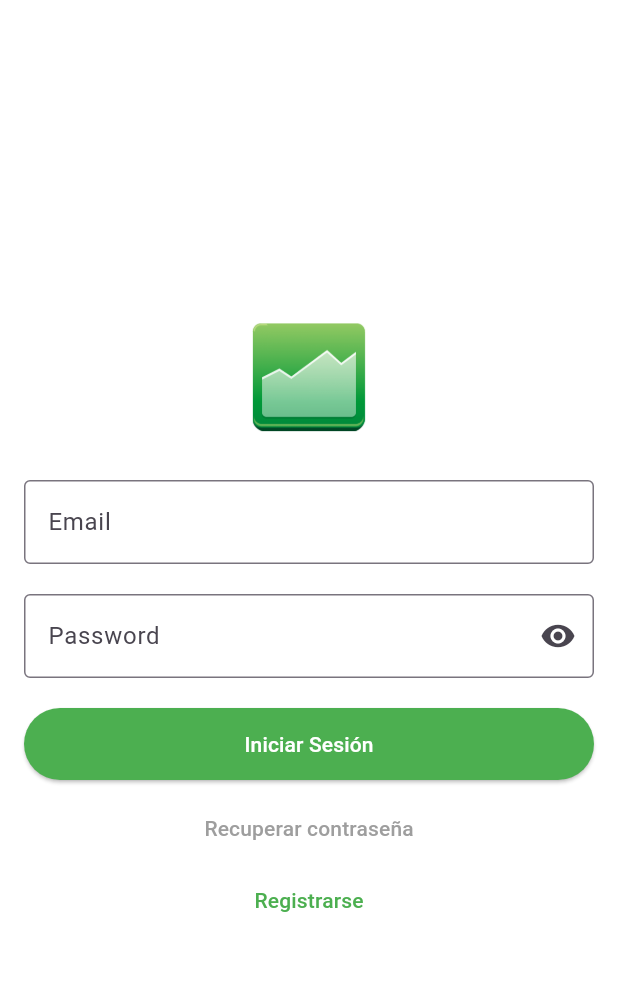
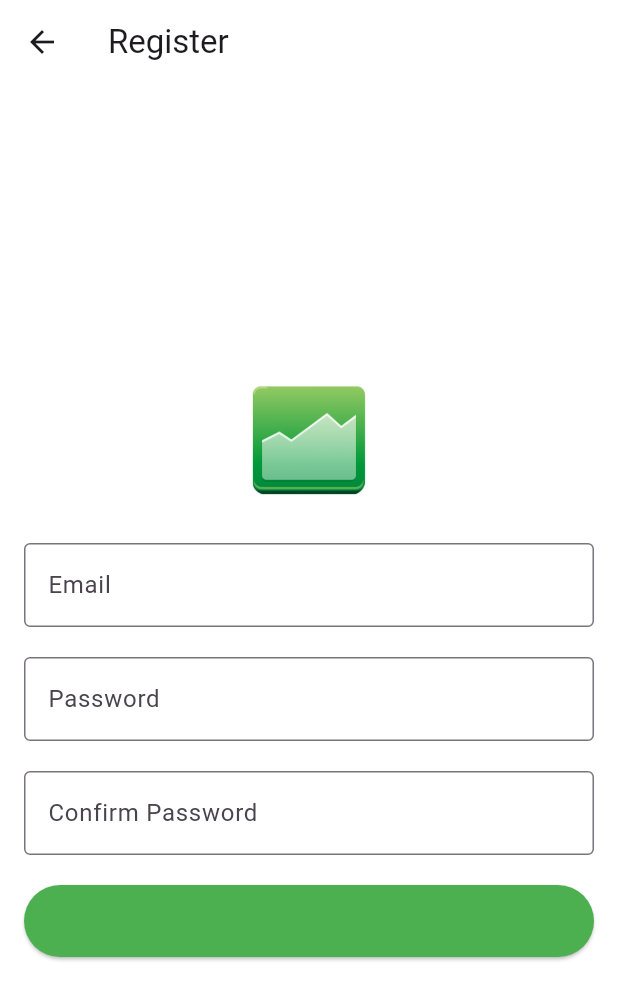
Before and after one commit to CarlosMg96/Finance, a Flutter app: the screen it shows after launch, after a tap on "Registrarse", on a phone screen of 412 x 824 dp. Shown: the top 1000 px of the screen. Run offline on Flutter 3.47's test engine with Material 3 defaults, Android fonts, the phone set to English and light mode, and no system bars; our stand-ins replace firebase_auth, firebase_core; accounts and stored records are empty; network calls fail.

Commit message:
[ADD] Inicio de sesión con firebase

```diff
--- a/lib/main.dart
+++ b/lib/main.dart
@@ -1,11 +1,21 @@
 import 'package:finance/modules/auth/screens/codeVerification.dart';
 import 'package:finance/modules/auth/screens/login.dart';
+import 'package:finance/modules/auth/screens/register.dart';
 import 'package:finance/modules/auth/screens/repeatPassword.dart';
 import 'package:finance/modules/auth/screens/sendEmail.dart';
+import 'package:finance/modules/home/screens/home.dart';
+import 'package:finance/modules/profile/profile.dart';
 import 'package:flutter/material.dart';
 import 'package:finance/widgets/splah_screen.dart';
+import 'package:firebase_core/firebase_core.dart';
+import 'firebase_options.dart';
+import 'package:firebase_auth/firebase_auth.dart';
 
-void main() {
+void main() async {
+  WidgetsFlutterBinding.ensureInitialized();
+  await Firebase.initializeApp(
+    options: DefaultFirebaseOptions.currentPlatform,
+  );
   runApp(const MyApp());
 }
 
@@ -23,6 +33,9 @@ class MyApp extends StatelessWidget {
         '/send-email': (context) => const SendEmail(),
         '/code-verification': (context) => const CodeVerification(),
         '/repeat-password': (context) => const RepeatPassword(),
+        '/home': (context) => const Home(),
+        '/profile': (context) => const Profile(),
+        '/register': (context) => const Register(),
       },
     );
   }
--- /dev/null
+++ b/lib/modules/auth/screens/register.dart
@@ -0,0 +1,131 @@
+import 'package:flutter/material.dart';
+import 'package:firebase_auth/firebase_auth.dart';
+
+class Register extends StatefulWidget {
+  const Register({Key? key}) : super(key: key);
+
+  @override
+  _RegisterState createState() => _RegisterState();
+}
+
+class _RegisterState extends State<Register> {
+  final _formKey = GlobalKey<FormState>();
+  final TextEditingController _emailController = TextEditingController();
+  final TextEditingController _passwordController = TextEditingController();
+  final TextEditingController _confirmPasswordController =
+      TextEditingController();
+
+  @override
+  Widget build(BuildContext context) {
+    return Scaffold(
+      backgroundColor: Colors.white,
+      appBar: AppBar(
+        title: const Text('Register'),
+        backgroundColor: Colors.white,
+      ),
+      body: Padding(
+        padding: const EdgeInsets.all(16.0),
+        child: Form(
+          key: _formKey,
+          child: Column(
+            mainAxisAlignment: MainAxisAlignment.center,
+            children: [
+              Image.asset('assets/logo_3.png',
+                  width: 100.0, height: 100.0, fit: BoxFit.cover),
+              const SizedBox(height: 20.0),
+              TextFormField(
+                controller: _emailController,
+                decoration: const InputDecoration(
+                  labelText: 'Email',
+                  border: OutlineInputBorder(),
+                ),
+                validator: (value) {
+                  if (value == null || value.isEmpty) {
+                    return 'Please enter your email';
+                  }
+                  if (!RegExp(r'^[^@]+@[^@]+\.[^@]+').hasMatch(value)) {
+                    return 'Please enter a valid email';
+                  }
+                  return null;
+                },
+              ),
+              const SizedBox(height: 20.0),
+              TextFormField(
+                controller: _passwordController,
+                decoration: const InputDecoration(
+                  labelText: 'Password',
+                  border: OutlineInputBorder(),
+                ),
+                obscureText: true,
+                validator: (value) {
+                  if (value == null || value.isEmpty) {
+                    return 'Please enter your password';
+                  }
+                  if (value.length < 6) {
+                    return 'Password must be at least 6 characters';
+                  }
+                  return null;
+                },
+              ),
+              const SizedBox(height: 20.0),
+              TextFormField(
+                controller: _confirmPasswordController,
+                decoration: const InputDecoration(
+                  labelText: 'Confirm Password',
+                  border: OutlineInputBorder(),
+                ),
+                obscureText: true,
+                validator: (value) {
+                  if (value == null || value.isEmpty) {
+                    return 'Please confirm your password';
+                  }
+                  if (value != _passwordController.text) {
+                    return 'Passwords do not match';
+                  }
+                  return null;
+                },
+              ),
+              const SizedBox(height: 20.0),
+              SizedBox(
+                width: double.infinity,
+                height: 48,
+                child: ElevatedButton(
+                  onPressed: () async {
+                    if (_formKey.currentState?.validate() ?? false) {
+                      try {
+                        final credential = await FirebaseAuth.instance
+                            .createUserWithEmailAndPassword(
+                          email: _emailController.text,
+                          password: _passwordController.text,
+                        );
+                        print("User registered: ${credential.user?.uid}");
+                        Navigator.pushReplacementNamed(context, '/login');
+                      } on FirebaseAuthException catch (e) {
+                        // Manejo de errores específicos
+                        if (e.code == 'weak-password') {
+                          print('The password provided is too weak.');
+                        } else if (e.code == 'email-already-in-use') {
+                          print('The account already exists for that email.');
+                        } else {
+                          print('Error: ${e.message}');
+                        }
+                      } catch (e) {
+                        print('Error: $e');
+                      }
+                    }
+                  },
+                  style: OutlinedButton.styleFrom(
+                    foregroundColor: Colors.green,
+                    side: BorderSide.none, // Color del texto
+                    backgroundColor: Colors.green,
+                  ),
+                  child: const Text('Guardar cuenta'),
+                ),
+              ),
+            ],
+          ),
+        ),
+      ),
+    );
+  }
+}
--- a/lib/widgets/splah_screen.dart
+++ b/lib/widgets/splah_screen.dart
@@ -1,4 +1,5 @@
 import 'package:flutter/material.dart';
+import 'package:firebase_auth/firebase_auth.dart';
 
 class SplahScreen extends StatefulWidget {
   const SplahScreen({super.key});
@@ -12,8 +13,13 @@ class _SplahScreenState extends State<SplahScreen> {
   @override
   void initState() {
     super.initState();
-    Future.delayed(const Duration(seconds: 3), () {
-      Navigator.pushReplacementNamed(context, '/login');
+    FirebaseAuth.instance.authStateChanges().listen((User? user) {
+      if (user != null) {
+        print(user.uid);
+        Navigator.pushReplacementNamed(context, '/profile');
+      } else {
+        Navigator.pushReplacementNamed(context, '/login');
+      }
     });
   }
 
--- a/pubspec.yaml
+++ b/pubspec.yaml
@@ -35,6 +35,8 @@ dependencies:
   # The following adds the Cupertino Icons font to your application.
   # Use with the CupertinoIcons class for iOS style icons.
   cupertino_icons: ^1.0.8
+  firebase_core: ^3.6.0
+  firebase_auth: ^5.3.1
 
 dev_dependencies:
   flutter_test:
```
Also changed, not shown: lib/modules/auth/screens/login.dart (+31 -3 lines), lib/modules/home/screens/home.dart (added, +15 -0 lines), lib/modules/profile/profile.dart (added, +78 -0 lines), firebase.json (added), lib/firebase_options.dart (added), pubspec.lock, 6 other files.
